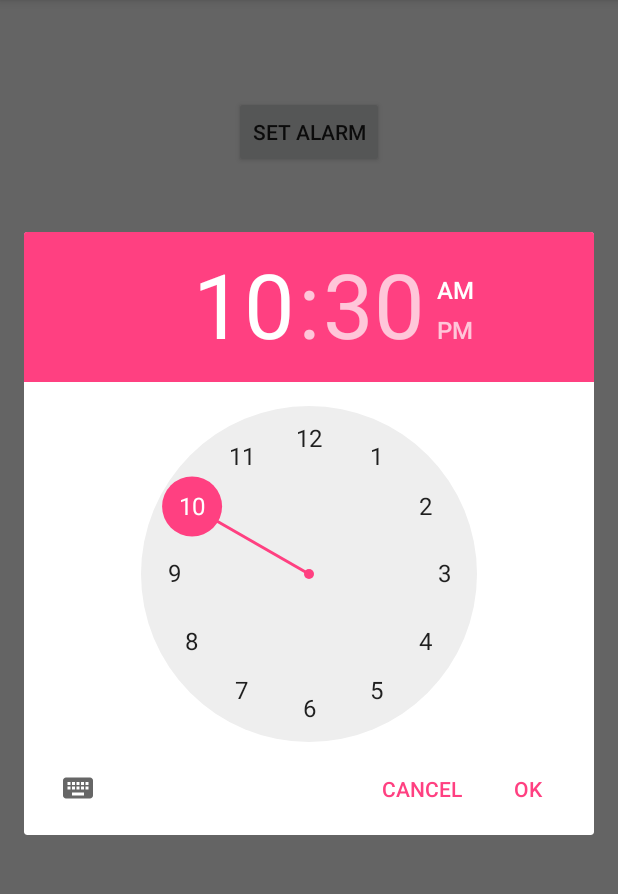
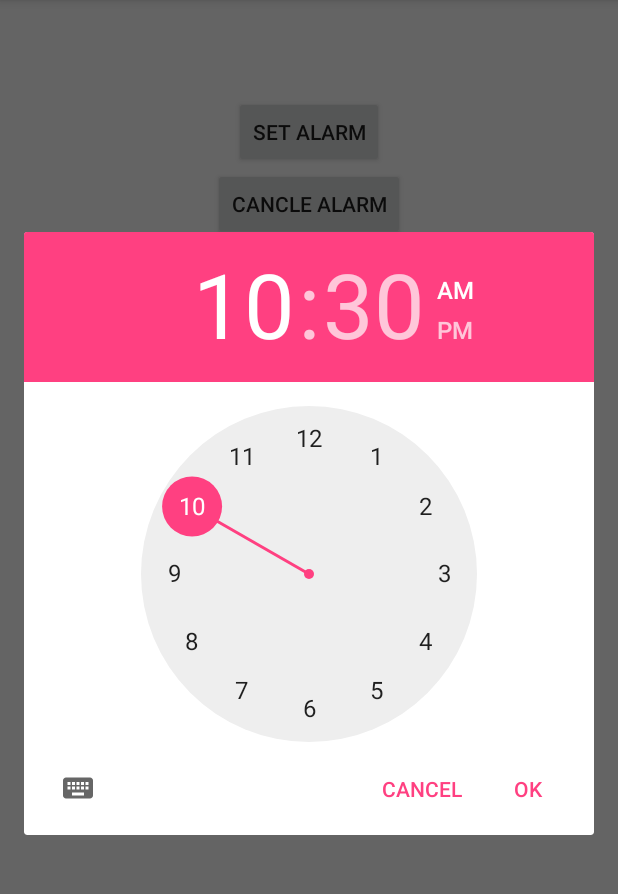
Before and after one commit to Nazmul56/LocalNotification, an Android app: the screen it shows after launch (MainActivity), after a tap on "SET ALARM", on a phone screen of 412 x 824 dp, the part 84-978 px from its top. Run offline under Robolectric (Android 15) with nearby library versions, the phone set to English and light mode, and no system bars.

Commit message:
Fix the repeated alarm problem and cancle the preset alarm

```diff
--- a/app/src/main/java/com/droidkings/localnotification/MainActivity.java
+++ b/app/src/main/java/com/droidkings/localnotification/MainActivity.java
@@ -18,7 +18,8 @@ import android.widget.Toast;
 import java.util.Calendar;
 
 public class MainActivity extends AppCompatActivity {
-
+    AlarmManager am;  //This should be Global Variable
+    PendingIntent pendingIntent;///Global variable
     @Override
     protected void onCreate(Bundle savedInstanceState) {
         super.onCreate(savedInstanceState);
@@ -26,10 +27,21 @@ public class MainActivity extends AppCompatActivity {
         Toolbar toolbar = (Toolbar) findViewById(R.id.toolbar);
         setSupportActionBar(toolbar);
         Button set = (Button) findViewById(R.id.setime);
+        Button cancelAl =(Button) findViewById(R.id.cancleAlarm);
         set.setOnClickListener(new View.OnClickListener() {
             @Override
             public void onClick(View view) {
                 showDialog(888);
+            }
+        });
+        cancelAl.setOnClickListener(new View.OnClickListener() {
+            @Override
+            public void onClick(View view) {
+                if (am!= null) {
+                    am.cancel(pendingIntent);//Cancel the pre set Alarm From Alarm manager
+                    pendingIntent.cancel();//Release The panding intent
+                }
+
             }
         });
     }
@@ -59,21 +71,22 @@ public class MainActivity extends AppCompatActivity {
         Calendar calendar = Calendar.getInstance();
         // we can set time by open date and time picker dialog
         calendar.set(Calendar.HOUR_OF_DAY, h);
-        calendar.set( Calendar.MINUTE,m);
+        calendar.set(Calendar.MINUTE,m);
         calendar.set(Calendar.SECOND, 0);
 
         Toast.makeText(this,  showTime(h,m), Toast.LENGTH_SHORT).show();
 
         Intent intent1 = new Intent(MainActivity.this, MyReceiver.class);
-        PendingIntent pendingIntent = PendingIntent.getBroadcast(
+       pendingIntent = PendingIntent.getBroadcast(
                 MainActivity.this, 0 , intent1,
                 PendingIntent.FLAG_UPDATE_CURRENT);
 
-        AlarmManager am = (AlarmManager) MainActivity.this
+        am = (AlarmManager) MainActivity.this
                 .getSystemService(MainActivity.this.ALARM_SERVICE);
 
-        am.setRepeating(AlarmManager.RTC_WAKEUP, calendar.getTimeInMillis(),
-                AlarmManager.INTERVAL_DAY, pendingIntent);
+        am.setInexactRepeating(AlarmManager.RTC_WAKEUP, calendar.getTimeInMillis(),
+                1000*60, pendingIntent);
+       // am.cancel(pendingIntent);
     }
 
     public String showTime(int hour, int min) {
--- a/app/src/main/java/com/droidkings/localnotification/MyAlarmService.java
+++ b/app/src/main/java/com/droidkings/localnotification/MyAlarmService.java
@@ -44,7 +44,7 @@ public class MyAlarmService extends Service {
     }
     private void notific(){
         //API level 11
-        Intent intent = new Intent("com.rj.notitfications.SECACTIVITY");
+        Intent intent = new Intent("com.droidkings.localnotification.MyReceiver");
         PendingIntent pendingIntent = PendingIntent.getActivity(this, 1, intent, 0);
         Notification.Builder builder = new Notification.Builder(this);
         builder.setAutoCancel(false);
@@ -57,7 +57,6 @@ public class MyAlarmService extends Service {
         builder.setSubText("This is subtext...");   //API level 16
         builder.setNumber(100);
         builder.build();
-
         myNotication = builder.getNotification();
         manager.notify(11, myNotication);
     }
--- a/app/src/main/java/com/droidkings/localnotification/MyReceiver.java
+++ b/app/src/main/java/com/droidkings/localnotification/MyReceiver.java
@@ -37,8 +37,8 @@ public class MyReceiver extends BroadcastReceiver{
                 .setContentTitle("Alaram Fired")
                 .setContentText("Events To be PErformed").setSound(alarmSound)
                 .setAutoCancel(true).setWhen(when)
-                .setContentIntent(pendingIntent)
-                .setVibrate(new long[]{1000, 1000, 1000, 1000, 1000});
+                .setContentIntent(pendingIntent);
+                //.setVibrate(new long[]{1000, 1000, 1000, 1000, 1000});
         notificationManager.notify(MID, mNotifyBuilder.build());
         MID++;
 
--- a/app/src/main/res/layout/content_main.xml
+++ b/app/src/main/res/layout/content_main.xml
@@ -19,6 +19,13 @@
         android:id="@+id/setime"
         android:layout_centerHorizontal="true"
         android:layout_marginTop="48dp" />
+    <Button
+        android:layout_width="wrap_content"
+        android:layout_height="wrap_content"
+        android:text="Cancle Alarm"
+        android:id="@+id/cancleAlarm"
+        android:layout_below="@+id/setime"
+        android:layout_centerHorizontal="true" />
 
 
 </RelativeLayout>
```
